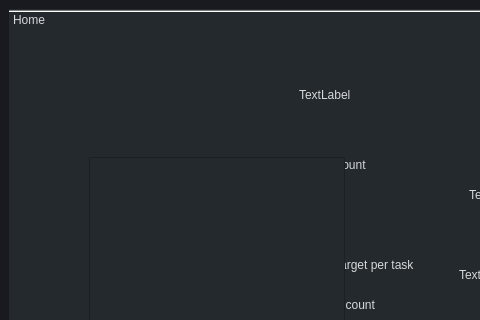
Before: the Qt Designer form mainwindow.ui in MaximeAeva/TheEfficientGuy, drawn with Qt 5; both pictures show x 0 to 480 and y 0 to 320 of the 791 by 560 pixel window.
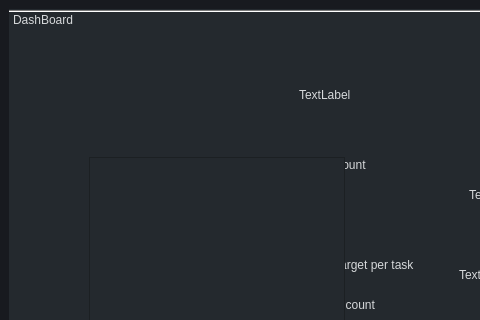
After: the same form once the commit is applied. Custom widgets are drawn as their Qt base class.

Commit message: Data is reday, next plot

```diff
--- a/mainwindow.ui
+++ b/mainwindow.ui
@@ -38,7 +38,7 @@
         </rect>
        </property>
        <attribute name="label">
-        <string>Home</string>
+        <string>DashBoard</string>
        </attribute>
        <widget class="QLabel" name="avgD">
         <property name="geometry">
```
Left out of the diff: 14 changed lines with no effect on the pictures. The commit also changes 2 other files.
